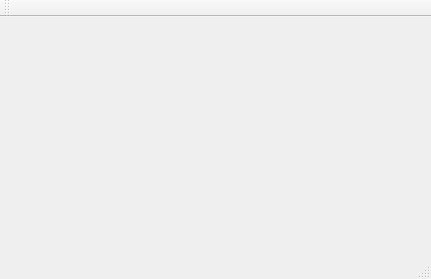
Qt form src/view/mainwindow.ui (delas/mtp2lastfm) before a commit.
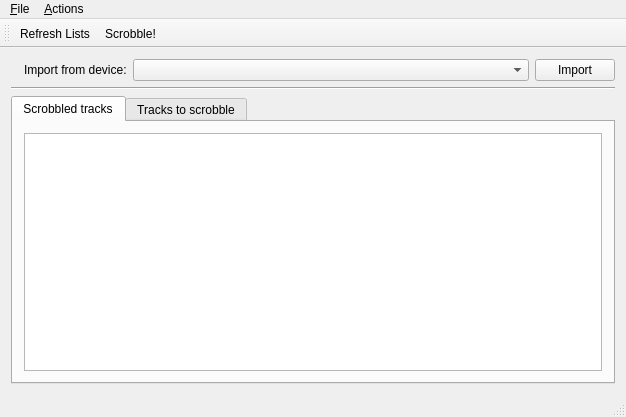
The same form after that commit. Icons and pictures are not drawn.

Commit message: - Added dialog for tracks importing from device - Added dialog for tracks scrobbling progress - Added dialog for data authentication setup - Little modifications to main window and loader

What changed in the file:
```diff
--- a/src/view/mainwindow.ui
+++ b/src/view/mainwindow.ui
@@ -6,33 +6,216 @@
    <rect>
     <x>0</x>
     <y>0</y>
-    <width>431</width>
-    <height>279</height>
+    <width>626</width>
+    <height>417</height>
    </rect>
   </property>
   <property name="windowTitle">
    <string>mtp2lastfm</string>
   </property>
-  <widget class="QWidget" name="centralWidget"/>
+  <widget class="QWidget" name="centralWidget">
+   <layout class="QVBoxLayout" name="verticalLayout">
+    <item>
+     <layout class="QHBoxLayout" name="horizontalLayout">
+      <item>
+       <widget class="QLabel" name="label">
+        <property name="maximumSize">
+         <size>
+          <width>30</width>
+          <height>30</height>
+         </size>
+        </property>
+        <property name="text">
+         <string/>
+        </property>
+        <property name="pixmap">
+         <pixmap resource="../resources/resources.qrc">:/icon/device.png</pixmap>
+        </property>
+        <property name="scaledContents">
+         <bool>true</bool>
+        </property>
+       </widget>
+      </item>
+      <item>
+       <widget class="QLabel" name="label_2">
+        <property name="text">
+         <string>Import from device:</string>
+        </property>
+       </widget>
+      </item>
+      <item>
+       <widget class="QComboBox" name="devicesCombo">
+        <property name="sizePolicy">
+         <sizepolicy hsizetype="Expanding" vsizetype="Fixed">
+          <horstretch>0</horstretch>
+          <verstretch>0</verstretch>
+         </sizepolicy>
+        </property>
+       </widget>
+      </item>
+      <item>
+       <widget class="QPushButton" name="importButton">
+        <property name="text">
+         <string>Import</string>
+        </property>
+       </widget>
+      </item>
+     </layout>
+    </item>
+    <item>
+     <widget class="Line" name="line">
+      <property name="orientation">
+       <enum>Qt::Horizontal</enum>
+      </property>
+     </widget>
+    </item>
+    <item>
+     <widget class="QTabWidget" name="tabWidget">
+      <property name="currentIndex">
+       <number>0</number>
+      </property>
+      <widget class="QWidget" name="tab">
+       <attribute name="title">
+        <string>Scrobbled tracks</string>
+       </attribute>
+       <layout class="QVBoxLayout" name="verticalLayout_2">
+        <item>
+         <widget class="QTreeView" name="scrobbledTree">
+          <property name="editTriggers">
+           <set>QAbstractItemView::NoEditTriggers</set>
+          </property>
+          <property name="alternatingRowColors">
+           <bool>true</bool>
+          </property>
+          <property name="rootIsDecorated">
+           <bool>false</bool>
+          </property>
+          <property name="sortingEnabled">
+           <bool>true</bool>
+          </property>
+         </widget>
+        </item>
+       </layout>
+      </widget>
+      <widget class="QWidget" name="tab_2">
+       <attribute name="title">
+        <string>Tracks to scrobble</string>
+       </attribute>
+       <layout class="QVBoxLayout" name="verticalLayout_3">
+        <item>
+         <widget class="QTreeView" name="toScrobbleTree">
+          <property name="editTriggers">
+           <set>QAbstractItemView::NoEditTriggers</set>
+          </property>
+          <property name="alternatingRowColors">
+           <bool>true</bool>
+          </property>
+          <property name="rootIsDecorated">
+           <bool>false</bool>
+          </property>
+          <property name="sortingEnabled">
+           <bool>true</bool>
+          </property>
+         </widget>
+        </item>
+       </layout>
+      </widget>
+     </widget>
+    </item>
+   </layout>
+  </widget>
   <widget class="QMenuBar" name="menuBar">
    <property name="geometry">
     <rect>
      <x>0</x>
      <y>0</y>
-     <width>431</width>
+     <width>626</width>
      <height>24</height>
     </rect>
    </property>
+   <widget class="QMenu" name="menu_File">
+    <property name="title">
+     <string>&amp;File</string>
+    </property>
+    <addaction name="actionSetAuthenticationData"/>
+    <addaction name="separator"/>
+    <addaction name="actionExit"/>
+   </widget>
+   <widget class="QMenu" name="menu_Actions">
+    <property name="title">
+     <string>&amp;Actions</string>
+    </property>
+    <addaction name="actionRefreshLists"/>
+    <addaction name="actionScrobble"/>
+   </widget>
+   <addaction name="menu_File"/>
+   <addaction name="menu_Actions"/>
   </widget>
   <widget class="QToolBar" name="mainToolBar">
+   <property name="windowTitle">
+    <string>Shortcut action toolbar</string>
+   </property>
+   <property name="toolButtonStyle">
+    <enum>Qt::ToolButtonTextBesideIcon</enum>
+   </property>
    <attribute name="toolBarArea">
     <enum>TopToolBarArea</enum>
    </attribute>
    <attribute name="toolBarBreak">
     <bool>false</bool>
    </attribute>
+   <addaction name="actionRefreshLists"/>
+   <addaction name="actionScrobble"/>
   </widget>
   <widget class="QStatusBar" name="statusBar"/>
+  <action name="actionRefreshLists">
+   <property name="icon">
+    <iconset resource="../resources/resources.qrc">
+     <normaloff>:/icon/refresh.png</normaloff>:/icon/refresh.png</iconset>
+   </property>
+   <property name="text">
+    <string>Refresh Lists</string>
+   </property>
+   <property name="toolTip">
+    <string>Refresh the track lists</string>
+   </property>
+   <property name="shortcut">
+    <string>Ctrl+R</string>
+   </property>
+  </action>
+  <action name="actionScrobble">
+   <property name="icon">
+    <iconset resource="../resources/resources.qrc">
+     <normaloff>:/icon/lastfm.png</normaloff>:/icon/lastfm.png</iconset>
+   </property>
+   <property name="text">
+    <string>Scrobble!</string>
+   </property>
+   <property name="shortcut">
+    <string>Ctrl+S</string>
+   </property>
+  </action>
+  <action name="actionSetAuthenticationData">
+   <property name="icon">
+    <iconset resource="../resources/resources.qrc">
+     <normaloff>:/icon/user.png</normaloff>:/icon/user.png</iconset>
+   </property>
+   <property name="text">
+    <string>Set au&amp;thentication data</string>
+   </property>
+  </action>
+  <action name="actionExit">
+   <property name="icon">
+    <iconset resource="../resources/resources.qrc">
+     <normaloff>:/icon/quit.png</normaloff>:/icon/quit.png</iconset>
+   </property>
+   <property name="text">
+    <string>E&amp;xit</string>
+   </property>
+   <property name="shortcut">
+    <string>Ctrl+Q</string>
+   </property>
+  </action>
  </widget>
  <layoutdefault spacing="6" margin="11"/>
  <resources/>
```
Left out of the diff: 4 changed lines with no effect on the pictures. The commit also changes 14 other files.
